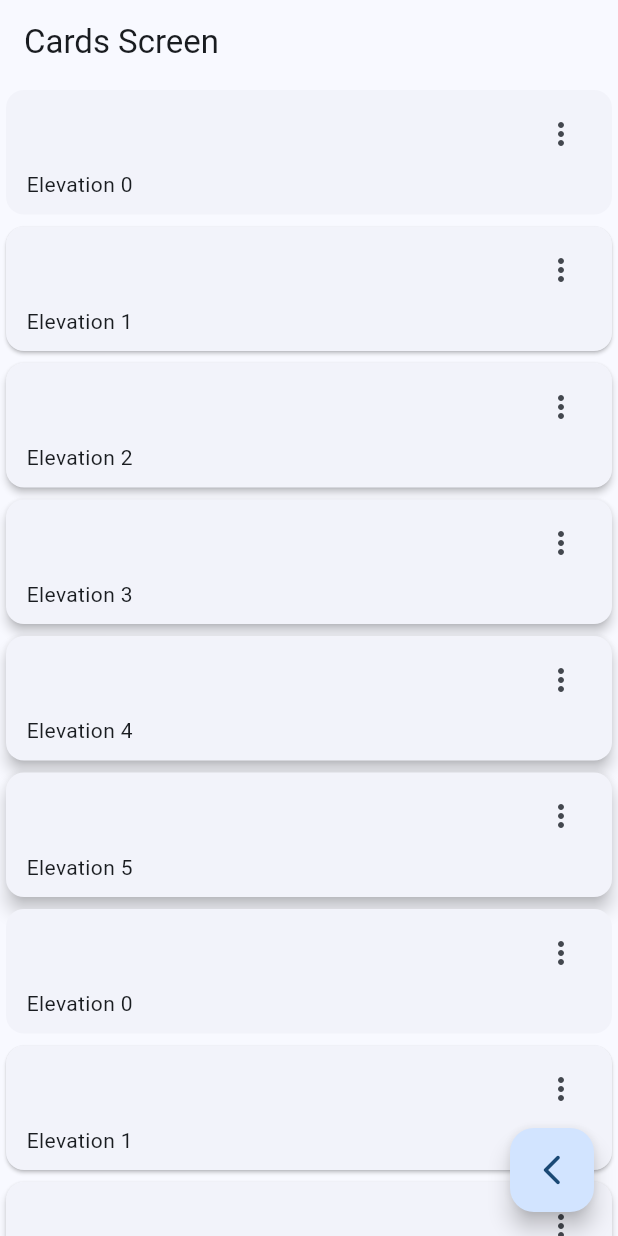
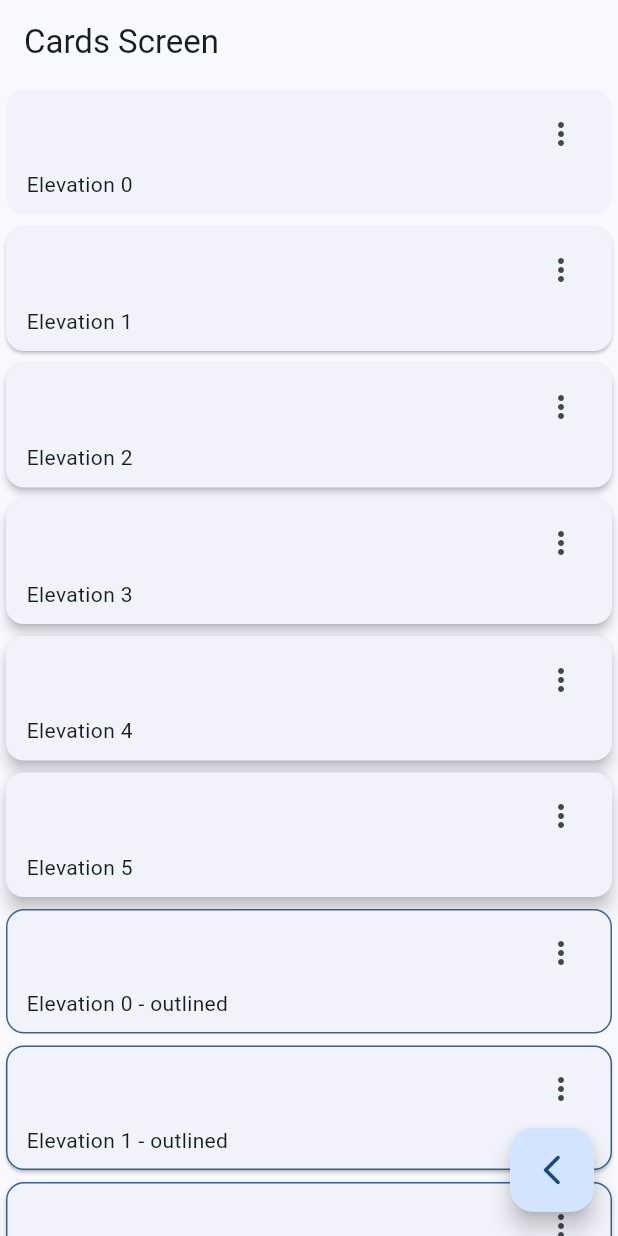
Before and after one commit to fisico-alienado/widgets-app-flutter, a Flutter app: the CardsScreen screen opened by its route, on a phone screen of 412 x 824 dp. Run offline on Flutter 3.47's test engine with Material 2 defaults, Android fonts, the phone set to English and light mode, and no system bars; our stand-ins replace go_router.

Commit message:
Añadiendo bordes a las tarjetas

```diff
--- a/lib/presentation/screens/cards/cards_screen.dart
+++ b/lib/presentation/screens/cards/cards_screen.dart
@@ -45,8 +45,8 @@ class _CardsView extends StatelessWidget {
           ...cards.map( // ! con ... podemos hacer un spread dentro del widget, que nos permite devolver elementos iterables en el orden en el que están definidos
             (card) => _CardType1(elevation: card['elevation'], label: card['label'])
           ),
-          ...cards.map( // ! con ... podemos hacer un spread dentro del widget, que nos permite devolver elementos iterables en el orden en el que están definidos
-            (card) => _CardType1(elevation: card['elevation'], label: card['label'])
+          ...cards.map(
+            (card) => _CardType2(elevation: card['elevation'], label: card['label'])
           ),
         ],
       ),
@@ -90,3 +90,49 @@ class _CardType1 extends StatelessWidget {
     );
   }
 }
+
+class _CardType2 extends StatelessWidget {
+
+  final String label;
+  final double elevation;
+
+  const _CardType2({
+    required this.label,
+    required this.elevation
+    });
+
+  @override
+  Widget build(BuildContext context) {
+
+    final colors = Theme.of(context).colorScheme;
+
+    return Card(
+      shape: RoundedRectangleBorder(
+        borderRadius: const BorderRadius.all(Radius.circular(12)),
+        side: BorderSide(
+          color: colors.primary,
+        )
+      ),
+      elevation: elevation, // hace que podamos ver el color de la tarjeta (cuanto mayor el valor mas se ve el color)
+      child: Padding(
+        padding: const EdgeInsets.fromLTRB(10, 5, 10, 10),
+        child: Column(
+          children: [
+            Align(
+              alignment: Alignment.topRight,
+              child: IconButton(
+                icon: const Icon(Icons.more_vert_outlined),
+                onPressed: (){},
+              )
+            ),
+
+            Align(
+              alignment: Alignment.bottomLeft,
+
+              child: Text('$label - outlined'),
+            )
+          ]),
+      ),
+    );
+  }
+}
--- a/lib/presentation/screens/home/home_screen.dart
+++ b/lib/presentation/screens/home/home_screen.dart
@@ -45,7 +45,7 @@ class _CustomListTile extends StatelessWidget {
   @override
   Widget build(BuildContext context) {
 
-        final colors = Theme.of(context).colorScheme; // Esto significa: vete para atras en los widgets padres hasta que encuentres el Theme y aplicalo. Para esto esta el argumento "BuildContext context" en todos los Widgets
+    final colors = Theme.of(context).colorScheme; // Esto significa: vete para atras en los widgets padres hasta que encuentres el Theme y aplicalo. Para esto esta el argumento "BuildContext context" en todos los Widgets
                                                   // con .colorScheme accedemos a todo lo definido en AppTheme()
 
     return ListTile( // Widget estilizado especialmente usado con listas (si termina en 'Tile' es 'widget que le aplica estilo a')
```
